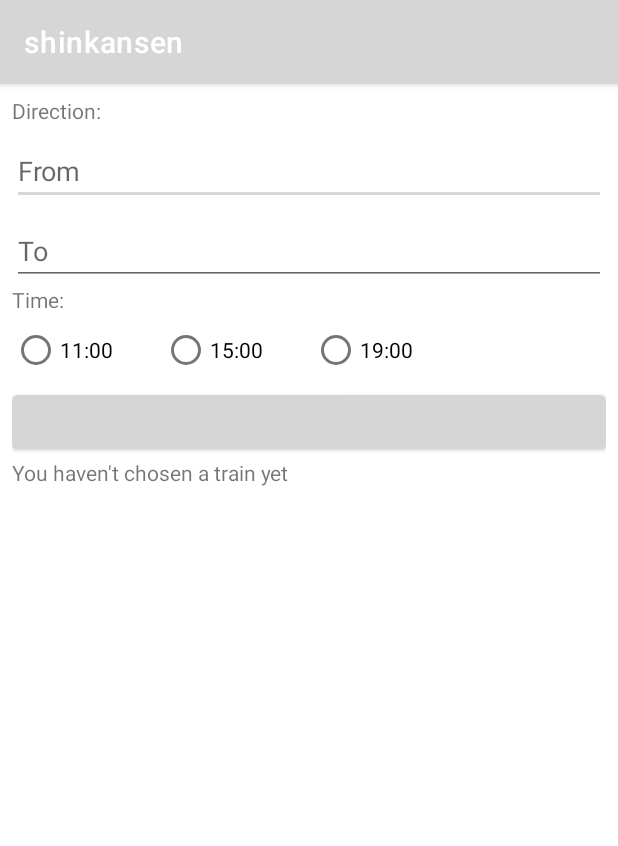
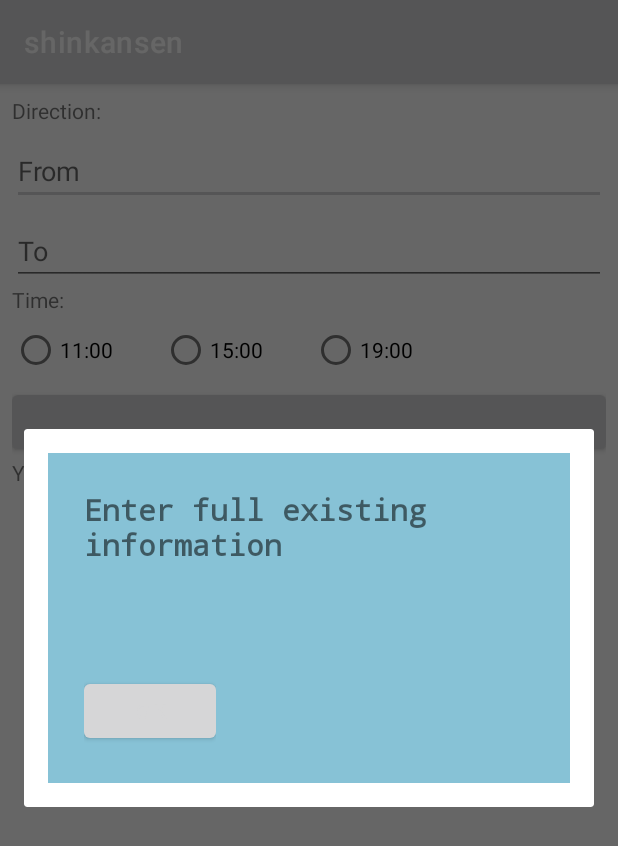
Before and after one commit to SJzamula/shinkansen, an Android app: the screen it shows after launch (MainActivity), after a tap on "OK", on a phone screen of 412 x 824 dp. Shown: the top 846 px of the screen. Run offline under Robolectric (Android 15) with nearby library versions, the phone set to English and light mode, and no system bars; 1 statement that could not run was skipped.

Commit message:
dialog new

```diff
--- /dev/null
+++ b/app/src/main/java/com/example/shinkansen/Dialog.kt
@@ -0,0 +1,21 @@
+package com.example.shinkansen
+
+import android.app.Dialog
+import android.content.Context
+import android.view.View
+import android.widget.Button
+
+class CustomDialog(context: Context) : Dialog(context)  {
+    fun customDialog() {
+        val dialog = Dialog(context)
+        dialog.setContentView(R.layout.popup_window)
+        dialog.setTitle("Android Custom Dialog")
+        dialog.setCancelable(false)
+        val btDialog = dialog.findViewById(R.id.dialogOKBtn) as Button
+        btDialog.setOnClickListener(View.OnClickListener {
+            dialog.dismiss()
+        })
+
+        dialog.show()
+    }
+}
--- a/app/src/main/java/com/example/shinkansen/MainActivity.kt
+++ b/app/src/main/java/com/example/shinkansen/MainActivity.kt
@@ -1,18 +1,13 @@
 package com.example.shinkansen
 
-import android.content.ContentValues.TAG
+import android.annotation.SuppressLint
 import android.content.Context
 import android.content.SharedPreferences
 import androidx.appcompat.app.AppCompatActivity
 import android.os.Bundle
 import android.widget.*
-import android.util.Log
-import android.widget.RadioButton
 import android.widget.RadioGroup
 import android.widget.TextView
-import com.afollestad.materialdialogs.MaterialDialog
-import com.afollestad.materialdialogs.customview.customView
-import com.afollestad.materialdialogs.customview.getCustomView
 
 class MainActivity : AppCompatActivity() {
     lateinit var preferences: SharedPreferences
@@ -35,6 +30,7 @@ class MainActivity : AppCompatActivity() {
         editor = preferences.edit()
     }
 
+    @SuppressLint("SetTextI18n")
     private fun showTrainDetails() {
         val trainDetails: TextView = findViewById(R.id.trainDetails)
 
@@ -46,23 +42,16 @@ class MainActivity : AppCompatActivity() {
         val radioGroup: RadioGroup = findViewById(R.id.radioGroup)
         val intSelectButton: Int = radioGroup.checkedRadioButtonId
         val radioButton: TextView = findViewById(intSelectButton)
-        //Toast.makeText(baseContext, radioButton.text, Toast.LENGTH_SHORT).show()
         val time = radioButton.text
-        if (fromTextField.text.length == 0
-            || toTextField.text.length == 0
-            || intSelectButton == -1) {
-        showDialog()
+
+        if (fromTextField.text.isEmpty()
+            || toTextField.text.isEmpty()
+            || intSelectButton == -1
+        ) {
+            CustomDialog(this).customDialog()
         }  else {
-            trainDetails.text = "Train from $fromText to $toText at ${radioButton.text}"
+            trainDetails.text = "Train from $fromText to $toText at $time"
         }
     }
 
-    fun showDialog(){
-        val dialog = MaterialDialog(this)
-            .noAutoDismiss()
-            .customView(R.layout.popup_window)
-
-        dialog.show()
-
-    }
 }
--- a/app/src/main/res/layout/popup_window.xml
+++ b/app/src/main/res/layout/popup_window.xml
@@ -22,6 +22,7 @@
         app:layout_constraintTop_toTopOf="parent" />
 
     <LinearLayout
+        android:id="@+id/lay"
         android:layout_width="match_parent"
         android:layout_height="wrap_content"
         android:gravity="center"
@@ -30,7 +31,7 @@
         app:layout_constraintBottom_toBottomOf="parent">
 
         <Button
-            android:id="@+id/dialogCancelBtn"
+            android:id="@+id/dialogOKBtn"
             android:layout_width="wrap_content"
             android:layout_height="wrap_content"
             android:text="@string/ok" />
```
